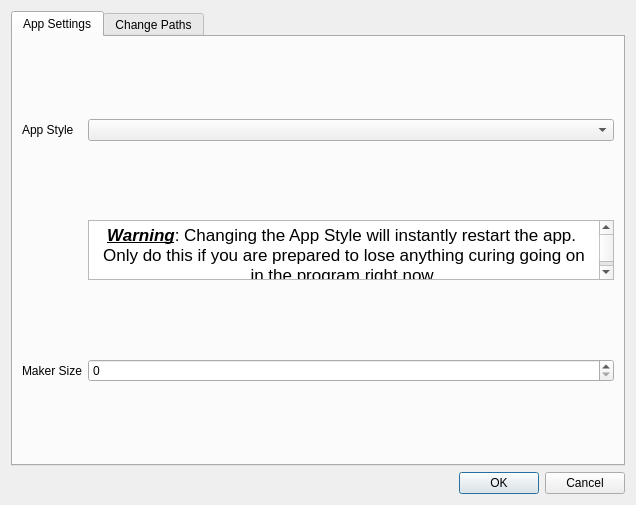
Above: src/Ui_Files/Dialogs/app_settings.ui from austinmcano/GGG before the change. Below: the same form after it.
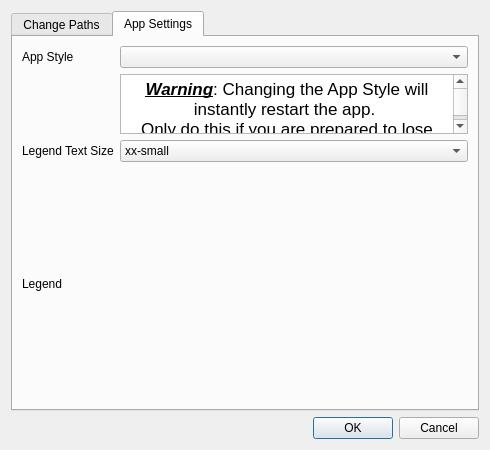
That is the form after the change. The open tabs and pages were chosen to show the change.

Diff of the .ui file:
```diff
--- a/src/Ui_Files/Dialogs/app_settings.ui
+++ b/src/Ui_Files/Dialogs/app_settings.ui
@@ -6,8 +6,8 @@
    <rect>
     <x>0</x>
     <y>0</y>
-    <width>636</width>
-    <height>505</height>
+    <width>490</width>
+    <height>450</height>
    </rect>
   </property>
   <property name="windowTitle">
@@ -29,52 +29,6 @@
      <property name="currentIndex">
       <number>1</number>
      </property>
-     <widget class="QWidget" name="tab_2">
-      <attribute name="title">
-       <string>App Settings</string>
-      </attribute>
-      <layout class="QGridLayout" name="gridLayout_3">
-       <item row="1" column="1">
-        <widget class="QTextBrowser" name="textBrowser">
-         <property name="maximumSize">
-          <size>
-           <width>16777215</width>
-           <height>60</height>
-          </size>
-         </property>
-         <property name="html">
-          <string>&lt;!DOCTYPE HTML PUBLIC &quot;-//W3C//DTD HTML 4.0//EN&quot; &quot;http://www.w3.org/TR/REC-html40/strict.dtd&quot;&gt;
-&lt;html&gt;&lt;head&gt;&lt;meta name=&quot;qrichtext&quot; content=&quot;1&quot; /&gt;&lt;style type=&quot;text/css&quot;&gt;
-p, li { white-space: pre-wrap; }
-&lt;/style&gt;&lt;/head&gt;&lt;body style=&quot; font-family:'.SF NS Text'; font-size:13pt; font-weight:400; font-style:normal;&quot;&gt;
-&lt;p align=&quot;center&quot; style=&quot; margin-top:0px; margin-bottom:0px; margin-left:0px; margin-right:0px; -qt-block-indent:0; text-indent:0px;&quot;&gt;&lt;span style=&quot; font-weight:600; font-style:italic; text-decoration: underline;&quot;&gt;Warning&lt;/span&gt;: Changing the App Style will instantly restart the app. &lt;/p&gt;
-&lt;p align=&quot;center&quot; style=&quot; margin-top:0px; margin-bottom:0px; margin-left:0px; margin-right:0px; -qt-block-indent:0; text-indent:0px;&quot;&gt;Only do this if you are prepared to lose anything curing going on&lt;/p&gt;
-&lt;p align=&quot;center&quot; style=&quot; margin-top:0px; margin-bottom:0px; margin-left:0px; margin-right:0px; -qt-block-indent:0; text-indent:0px;&quot;&gt;in the program right now.&lt;/p&gt;&lt;/body&gt;&lt;/html&gt;</string>
-         </property>
-        </widget>
-       </item>
-       <item row="2" column="0">
-        <widget class="QLabel" name="label_2">
-         <property name="text">
-          <string>Maker Size</string>
-         </property>
-        </widget>
-       </item>
-       <item row="2" column="1">
-        <widget class="QSpinBox" name="spinBox"/>
-       </item>
-       <item row="0" column="0">
-        <widget class="QLabel" name="label">
-         <property name="text">
-          <string>App Style</string>
-         </property>
-        </widget>
-       </item>
-       <item row="0" column="1">
-        <widget class="QComboBox" name="comboBox"/>
-       </item>
-      </layout>
-     </widget>
      <widget class="QWidget" name="tab">
       <attribute name="title">
        <string>Change Paths</string>
@@ -292,6 +246,95 @@
        </item>
       </layout>
      </widget>
+     <widget class="QWidget" name="tab_2">
+      <attribute name="title">
+       <string>App Settings</string>
+      </attribute>
+      <layout class="QGridLayout" name="gridLayout_3">
+       <item row="1" column="1">
+        <widget class="QTextBrowser" name="textBrowser">
+         <property name="maximumSize">
+          <size>
+           <width>16777215</width>
+           <height>60</height>
+          </size>
+         </property>
+         <property name="html">
+          <string>&lt;!DOCTYPE HTML PUBLIC &quot;-//W3C//DTD HTML 4.0//EN&quot; &quot;http://www.w3.org/TR/REC-html40/strict.dtd&quot;&gt;
+&lt;html&gt;&lt;head&gt;&lt;meta name=&quot;qrichtext&quot; content=&quot;1&quot; /&gt;&lt;style type=&quot;text/css&quot;&gt;
+p, li { white-space: pre-wrap; }
+&lt;/style&gt;&lt;/head&gt;&lt;body style=&quot; font-family:'MS Shell Dlg 2'; font-size:8.25pt; font-weight:400; font-style:normal;&quot;&gt;
+&lt;p align=&quot;center&quot; style=&quot; margin-top:0px; margin-bottom:0px; margin-left:0px; margin-right:0px; -qt-block-indent:0; text-indent:0px;&quot;&gt;&lt;span style=&quot; font-family:'.SF NS Text'; font-size:13pt; font-weight:600; font-style:italic; text-decoration: underline;&quot;&gt;Warning&lt;/span&gt;&lt;span style=&quot; font-family:'.SF NS Text'; font-size:13pt;&quot;&gt;: Changing the App Style will instantly restart the app. &lt;/span&gt;&lt;/p&gt;
+&lt;p align=&quot;center&quot; style=&quot; margin-top:0px; margin-bottom:0px; margin-left:0px; margin-right:0px; -qt-block-indent:0; text-indent:0px;&quot;&gt;&lt;span style=&quot; font-family:'.SF NS Text'; font-size:13pt;&quot;&gt;Only do this if you are prepared to lose anything curing going on&lt;/span&gt;&lt;/p&gt;
+&lt;p align=&quot;center&quot; style=&quot; margin-top:0px; margin-bottom:0px; margin-left:0px; margin-right:0px; -qt-block-indent:0; text-indent:0px;&quot;&gt;&lt;span style=&quot; font-family:'.SF NS Text'; font-size:13pt;&quot;&gt;in the program right now.&lt;/span&gt;&lt;/p&gt;&lt;/body&gt;&lt;/html&gt;</string>
+         </property>
+        </widget>
+       </item>
+       <item row="0" column="0">
+        <widget class="QLabel" name="label">
+         <property name="text">
+          <string>App Style</string>
+         </property>
+        </widget>
+       </item>
+       <item row="0" column="1">
+        <widget class="QComboBox" name="comboBox"/>
+       </item>
+       <item row="2" column="0">
+        <widget class="QLabel" name="label_2">
+         <property name="text">
+          <string>Legend Text Size</string>
+         </property>
+        </widget>
+       </item>
+       <item row="2" column="1">
+        <widget class="QComboBox" name="comboBox_2">
+         <item>
+          <property name="text">
+           <string>xx-small</string>
+          </property>
+         </item>
+         <item>
+          <property name="text">
+           <string>x-small</string>
+          </property>
+         </item>
+         <item>
+          <property name="text">
+           <string>small</string>
+          </property>
+         </item>
+         <item>
+          <property name="text">
+           <string>medium</string>
+          </property>
+         </item>
+         <item>
+          <property name="text">
+           <string>large</string>
+          </property>
+         </item>
+         <item>
+          <property name="text">
+           <string>x-large</string>
+          </property>
+         </item>
+         <item>
+          <property name="text">
+           <string>xx-large</string>
+          </property>
+         </item>
+        </widget>
+       </item>
+       <item row="3" column="0">
+        <widget class="QLabel" name="label_13">
+         <property name="text">
+          <string>Legend </string>
+         </property>
+        </widget>
+       </item>
+      </layout>
+     </widget>
     </widget>
    </item>
   </layout>
```
